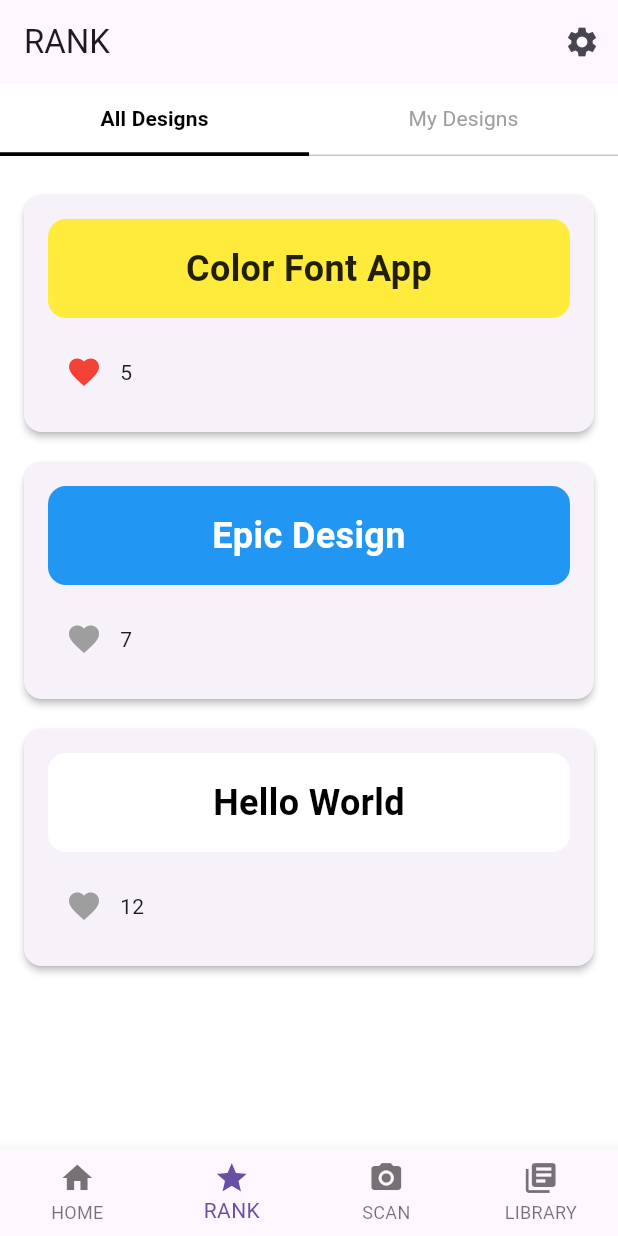
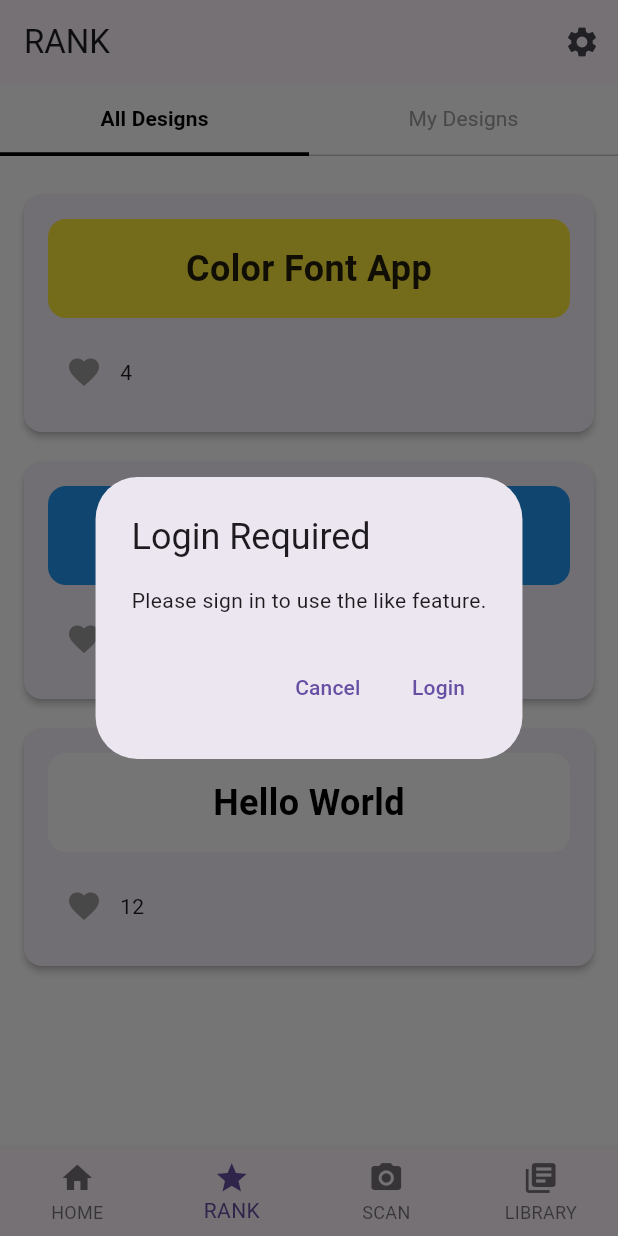
Before and after one commit to maesiltea007/MobileProgramming, a Flutter app: the screen it shows after launch, item 2 of the bottom bar chosen, after a tap on the "favorite" icon, on a phone screen of 412 x 824 dp. Run offline on Flutter 3.47's test engine with Material 3 defaults, Android fonts, the phone set to English and light mode, and no system bars; our stand-ins replace camera, cloud_firestore, firebase_auth, firebase_core, hive, hive_flutter; accounts and stored records are empty; Roboto replaces fonts that are missing (Pretendard, Typewriter).

Commit message:
kyh_update

```diff
--- a/lib/screens/kyh/rank_page.dart
+++ b/lib/screens/kyh/rank_page.dart
@@ -40,6 +40,30 @@
     _rankFuture = _loadRanking();
   }
 
+  void _requireLogin() {
+    showDialog(
+      context: context,
+      builder: (_) {
+        return AlertDialog(
+          title: const Text("Login Required"),
+          content: const Text("Please sign in to use the like feature."),
+          actions: [
+            TextButton(
+              child: const Text("Cancel"),
+              onPressed: () => Navigator.pop(context),
+            ),
+            TextButton(
+              child: const Text("Login"),
+              onPressed: () {
+                Navigator.pop(context);
+                Navigator.pushNamed(context, "/login");
+              },
+            ),
+          ],
+        );
+      },
+    );
+  }
 
   // -------------------------------------------------------------------------
   // 전체 랭킹 불러오기
@@ -202,7 +226,16 @@
               final rankLabel = (tab == 1) ? "${item.rank}" : null;
 
               return GestureDetector(
-                onDoubleTap: () => _toggleLike(item.id),
+                onDoubleTap: () {
+                  final app = Provider.of<AppState>(context, listen: false);
+
+                  if (!app.isLoggedIn) {
+                    _requireLogin();
+                    return;
+                  }
+
+                  _toggleLike(item.id);
+                },
 
                 child: Card(
                   elevation: 2,
@@ -265,7 +298,17 @@
                                     color: item.isLiked ? Colors.red : Colors
                                         .grey,
                                   ),
-                                  onPressed: () => _toggleLike(item.id),
+                                  onPressed: () {
+                                    final app = Provider.of<AppState>(
+                                        context, listen: false);
+
+                                    if (!app.isLoggedIn) {
+                                      _requireLogin();
+                                      return; // 🔥 로그인 안 되어 있으면 좋아요 동작 막기
+                                    }
+
+                                    _toggleLike(item.id); // 로그인된 경우에만 실행
+                                  },
                                 ),
                                 Text("${item.score}"),
                               ],
```
Also changed, not shown: pubspec.lock.
